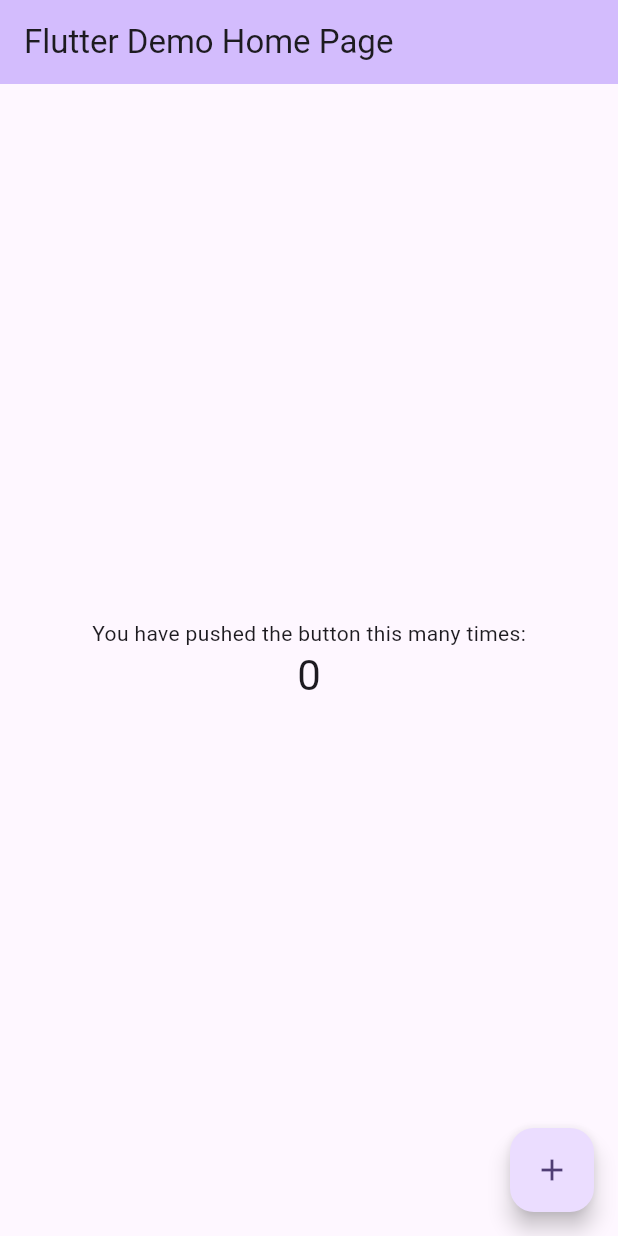
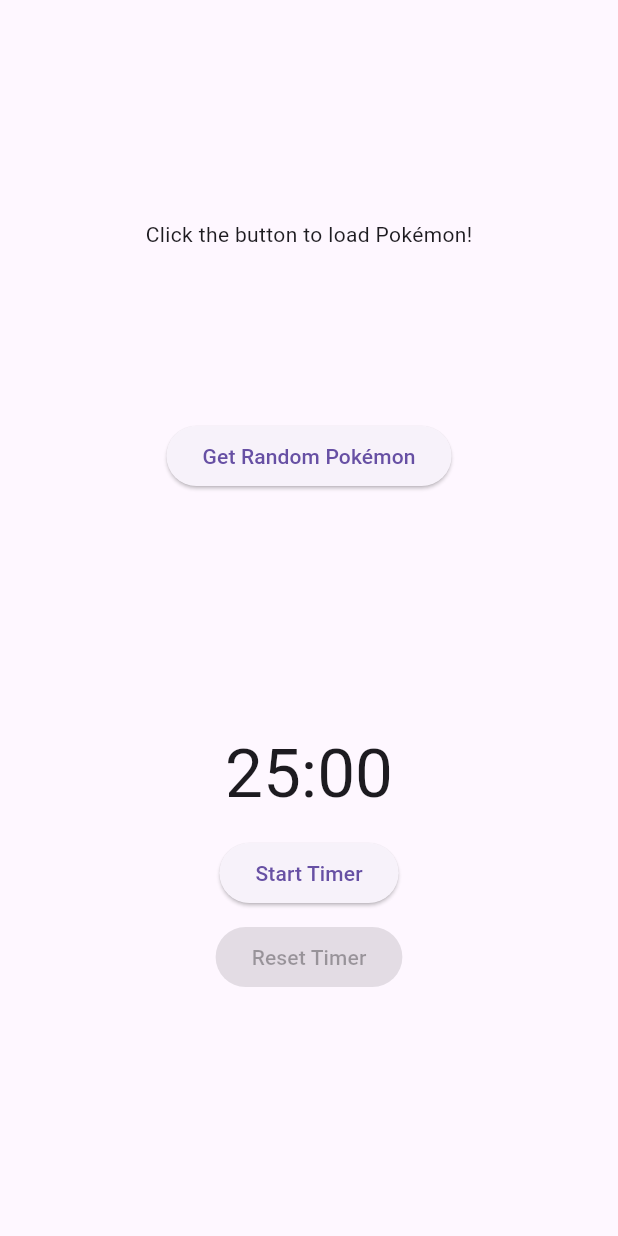
Before and after one commit to ZChronoss/zenmon, a Flutter app: the screen it shows after launch, on a phone screen of 412 x 824 dp. Run offline on Flutter 3.47's test engine with Material 3 defaults, Android fonts, the phone set to English and light mode, and no system bars.

Commit message:
feat: timer and request pokemon data

```diff
--- /dev/null
+++ b/lib/data/model/pokemon.dart
@@ -0,0 +1,11 @@
+class Pokemon {
+  final int id;
+  final String name;
+  final String? animatedSpriteUrl;
+
+  Pokemon({
+    required this.id,
+    required this.name,
+    this.animatedSpriteUrl,
+  });
+}
--- /dev/null
+++ b/lib/domain/pokemon/repository/pokemon_repository.dart
@@ -0,0 +1,5 @@
+import 'package:zenmon/data/model/pokemon.dart';
+
+abstract class PokemonRepository {
+  Future<Pokemon> getPokemon(int id);
+}
--- /dev/null
+++ b/lib/domain/pokemon/use_case/get_pokemon_use_case.dart
@@ -0,0 +1,12 @@
+import 'package:zenmon/data/model/pokemon.dart';
+import 'package:zenmon/domain/pokemon/repository/pokemon_repository.dart';
+
+class GetPokemonUseCase {
+  final PokemonRepository repository;
+
+  GetPokemonUseCase(this.repository);
+
+  Future<Pokemon> execute(int id) {
+    return repository.getPokemon(id);
+  }
+}
--- a/lib/main.dart
+++ b/lib/main.dart
@@ -1,7 +1,28 @@
 import 'package:flutter/material.dart';
+import 'package:provider/provider.dart';
+import 'package:zenmon/data/data_source/pokemon_remote_data_source.dart';
+import 'package:zenmon/data/repository_impl/pokemon_repository_impl.dart';
+import 'package:zenmon/domain/pokemon/use_case/get_pokemon_use_case.dart';
+import 'package:zenmon/presentation/pages/home/home_page.dart';
+import 'package:http/http.dart' as http;
+import 'package:zenmon/presentation/pages/home/home_view_model.dart';
 
 void main() {
-  runApp(const MyApp());
+  final client = http.Client();
+  final pokemonRemoteDataSource = PokemonRemoteDataSourceImpl(client);
+  final pokemonRepository = PokemonRepositoryImpl(pokemonRemoteDataSource);
+  final getPokemonUseCase = GetPokemonUseCase(pokemonRepository);
+
+  runApp(
+    MultiProvider(
+      providers: [
+        ChangeNotifierProvider(
+          create: (_) => HomeViewModel(getPokemonUseCase)
+        )
+      ],
+      child: const MyApp(),
+    )
+  );
 }
 
 class MyApp extends StatelessWidget {
@@ -13,40 +34,15 @@
     return MaterialApp(
       title: 'Flutter Demo',
       theme: ThemeData(
-        // This is the theme of your application.
-        //
-        // TRY THIS: Try running your application with "flutter run". You'll see
-        // the application has a purple toolbar. Then, without quitting the app,
-        // try changing the seedColor in the colorScheme below to Colors.green
-        // and then invoke "hot reload" (save your changes or press the "hot
-        // reload" button in a Flutter-supported IDE, or press "r" if you used
-        // the command line to start the app).
-        //
-        // Notice that the counter didn't reset back to zero; the application
-        // state is not lost during the reload. To reset the state, use hot
-        // restart instead.
-        //
-        // This works for code too, not just values: Most code changes can be
-        // tested with just a hot reload.
-        colorScheme: ColorScheme.fromSeed(seedColor: Colors.deepPurple),
+        primarySwatch: Colors.blue,
       ),
-      home: const MyHomePage(title: 'Flutter Demo Home Page'),
+      home: const HomePage(),
     );
   }
 }
 
 class MyHomePage extends StatefulWidget {
   const MyHomePage({super.key, required this.title});
-
-  // This widget is the home page of your application. It is stateful, meaning
-  // that it has a State object (defined below) that contains fields that affect
-  // how it looks.
-
-  // This class is the configuration for the state. It holds the values (in this
-  // case the title) provided by the parent (in this case the App widget) and
-  // used by the build method of the State. Fields in a Widget subclass are
-  // always marked "final".
-
   final String title;
 
   @override
@@ -58,50 +54,19 @@
 
   void _incrementCounter() {
     setState(() {
-      // This call to setState tells the Flutter framework that something has
-      // changed in this State, which causes it to rerun the build method below
-      // so that the display can reflect the updated values. If we changed
-      // _counter without calling setState(), then the build method would not be
-      // called again, and so nothing would appear to happen.
       _counter++;
     });
   }
 
   @override
   Widget build(BuildContext context) {
-    // This method is rerun every time setState is called, for instance as done
-    // by the _incrementCounter method above.
-    //
-    // The Flutter framework has been optimized to make rerunning build methods
-    // fast, so that you can just rebuild anything that needs updating rather
-    // than having to individually change instances of widgets.
     return Scaffold(
       appBar: AppBar(
-        // TRY THIS: Try changing the color here to a specific color (to
-        // Colors.amber, perhaps?) and trigger a hot reload to see the AppBar
-        // change color while the other colors stay the same.
         backgroundColor: Theme.of(context).colorScheme.inversePrimary,
-        // Here we take the value from the MyHomePage object that was created by
-        // the App.build method, and use it to set our appbar title.
         title: Text(widget.title),
       ),
       body: Center(
-        // Center is a layout widget. It takes a single child and positions it
-        // in the middle of the parent.
         child: Column(
-          // Column is also a layout widget. It takes a list of children and
-          // arranges them vertically. By default, it sizes itself to fit its
-          // children horizontally, and tries to be as tall as its parent.
-          //
-          // Column has various properties to control how it sizes itself and
-          // how it positions its children. Here we use mainAxisAlignment to
-          // center the children vertically; the main axis here is the vertical
-          // axis because Columns are vertical (the cross axis would be
-          // horizontal).
-          //
-          // TRY THIS: Invoke "debug painting" (choose the "Toggle Debug Paint"
-          // action in the IDE, or press "p" in the console), to see the
-          // wireframe for each widget.
           mainAxisAlignment: MainAxisAlignment.center,
           children: <Widget>[
             const Text('You have pushed the button this many times:'),
--- /dev/null
+++ b/lib/presentation/pages/home/home_page.dart
@@ -0,0 +1,67 @@
+import 'dart:math';
+import 'package:flutter/material.dart';
+import 'package:provider/provider.dart';
+import 'package:zenmon/presentation/pages/home/home_view_model.dart';
+import 'package:zenmon/presentation/widgets/focus_timer.dart';
+
+class HomePage extends StatelessWidget {
+  const HomePage({super.key});
+
+  @override
+  Widget build(BuildContext context) {
+    final viewModel = context.watch<HomeViewModel>();
+
+    return Scaffold(
+      appBar: AppBar(),
+      body: Center(
+        child: Column(
+          mainAxisAlignment: MainAxisAlignment.center,
+          children: [
+            SizedBox(
+              height: 200,
+              child: Center(
+                child: (viewModel.isLoading)
+                    ? const CircularProgressIndicator()
+                    : (viewModel.errorMessage != null)
+                        ? Text(
+                            "Error: ${viewModel.errorMessage!}",
+                            style: const TextStyle(color: Colors.red),
+                          )
+                        : (viewModel.pokemon != null)
+                            ? Column(
+                                mainAxisAlignment: MainAxisAlignment.center,
+                                children: [
+                                  Text(
+                                    viewModel.pokemon!.name,
+                                    style: Theme.of(context).textTheme.headlineMedium,
+                                  ),
+                                  Image.network(
+                                    viewModel.pokemon!.animatedSpriteUrl!,
+                                    height: 150,
+                                  ),
+                                ],
+                              )
+                            : const Text("Click the button to load Pokémon!"),
+              ),
+            ),
+            const SizedBox(height: 24),
+            ElevatedButton(
+              onPressed: () {
+                viewModel.loadPokemon(Random().nextInt(649) + 1);
+              },
+              child: const Text("Get Random Pokémon"),
+            ),
+            const Spacer(),
+            FocusTimer(
+              duration: const Duration(minutes: 25),
+              onFinished: () {
+
+              },
+            ),
+            const Spacer(),
+          ],
+        ),
+      ),
+    );
+  }
+}
--- /dev/null
+++ b/lib/presentation/pages/home/home_view_model.dart
@@ -0,0 +1,42 @@
+import 'package:flutter/material.dart';
+import 'package:zenmon/data/model/pokemon.dart';
+import 'package:zenmon/domain/pokemon/use_case/get_pokemon_use_case.dart';
+
+class HomeViewModel extends ChangeNotifier {
+  final GetPokemonUseCase getPokemonUseCase;
+
+  HomeViewModel(this.getPokemonUseCase);
+
+  bool isLoading = false;
+  String? errorMessage;
+  Pokemon? pokemon;
+
+  Future<void> loadPokemon(int id) async {
+    setLoading(true);
+    pokemon = null;
+    notifyListeners();
+
+    while(true) {
+      try {
+        final result = await getPokemonUseCase.execute(id);
+        if(result.animatedSpriteUrl!.isNotEmpty) {
+          pokemon = result;
+          break;
+        }
+      } catch(e) {
+        errorMessage = "Failed to fetch Pokemon: $e";
+      }
+    }
+
+    setLoading(false);
+    notifyListeners();
+  }
+
+  void setLoading(bool loading) {
+    isLoading = loading;
+
+    if(isLoading) {
+      errorMessage = null;
+    }
+  }
+}
--- /dev/null
+++ b/lib/presentation/widgets/focus_timer.dart
@@ -0,0 +1,181 @@
+import 'dart:async';
+import 'package:flutter/material.dart';
+import 'package:flutter/cupertino.dart';
+import 'package:zenmon/presentation/widgets/timer_minute_picker.dart';
+
+class FocusTimer extends StatefulWidget {
+  final Duration duration;
+  final VoidCallback? onFinished;
+
+  const FocusTimer({
+    super.key,
+    required this.duration,
+    this.onFinished
+  });
+
+  @override
+  State<StatefulWidget> createState() => _FocusTimerState();
+}
+
+class _FocusTimerState extends State<FocusTimer> {
+  late Duration _remaining;
+  Timer? _timer;
+  bool _isRunning = false;
+
+  @override
+  void initState() {
+    super.initState();
+    _remaining = widget.duration;
+  }
+
+  // This method is called whenever the widget's configuration changes.
+  // We use it to update _remaining if the parent widget passes a new duration.
+  @override
+  void didUpdateWidget(covariant FocusTimer oldWidget) {
+    super.didUpdateWidget(oldWidget);
+    if (widget.duration != oldWidget.duration && !_isRunning) {
+      // Only update _remaining if the timer is not running
+      // and the duration from the parent has changed.
+      _remaining = widget.duration;
+    }
+  }
+
+  void _startTimer() {
+    if (_isRunning) return;
+
+    _isRunning = true;
+    _timer = Timer.periodic(const Duration(seconds: 1), (timer) {
+      if(_remaining.inSeconds <= 1) {
+        timer.cancel();
+        _isRunning = false;
+        widget.onFinished?.call();
+        // Ensure the UI updates to show 00:00 when finished
+        setState(() {
+          _remaining = Duration.zero;
+        });
+        return; // Exit after cancelling to prevent negative duration
+      }
+
+      setState(() {
+        _remaining -= const Duration(seconds: 1);
+      });
+    });
+  }
+
+  void _resetTimer() {
+    _timer?.cancel();
+
+    setState(() {
+      _remaining = widget.duration;
+      _isRunning = false;
+    });
+  }
+
+  @override
+  void dispose() {
+    _timer?.cancel();
+    super.dispose();
+  }
+
+  @override
+  Widget build(BuildContext context) {
+    final minutes = _remaining.inMinutes.remainder(60).toString().padLeft(2, '0');
+    final seconds = _remaining.inSeconds.remainder(60).toString().padLeft(2, '0');
+
+    return Column(
+      mainAxisSize: MainAxisSize.min,
+      children: [
+        GestureDetector(
+          onTap: () {
+            // Only allow changing time if timer is not running
+            if (!_isRunning) {
+              showModalBottomSheet(
+                context: context,
+                builder: (context) {
+                  return TimerMinutePicker(
+                    selectedMinute: _remaining.inMinutes, // Use _remaining.inMinutes for current selection
+                    onMinuteChange: (minute) {
+                      setState(() {
+                        _remaining = Duration(minutes: minute);
+                      });
+                    }
+                  );
+                },
+              );
+            } else {
+              // Optionally show a message that timer cannot be changed while running
+              ScaffoldMessenger.of(context).showSnackBar(
+                const SnackBar(content: Text("Cannot change timer while it's running. Reset first.")),
+              );
+            }
+          },
+          child: Text(
+            '$minutes:$seconds',
+            style: Theme.of(context).textTheme.displayMedium,
+          ),
+        ),
+        const SizedBox(height: 16),
+        ElevatedButton(
+          onPressed: _isRunning ? null : _startTimer,
+          child: const Text("Start Timer") // Use const for Text widget
+        ),
+        const SizedBox(height: 8), // Added a small SizedBox for spacing between buttons
+        ElevatedButton(
+          onPressed: !_isRunning ? null : () {
+            // Determine the platform and show the appropriate alert dialog
+            if (Theme.of(context).platform == TargetPlatform.iOS) {
+              showCupertinoDialog(
+                context: context,
+                builder: (BuildContext context) {
+                  return CupertinoAlertDialog(
+                    title: const Text("Are you sure?"),
+                    content: const Text("Do you really want to reset the timer?"),
+                    actions: [
+                      CupertinoDialogAction(
+                        onPressed: () => Navigator.of(context).pop(),
+                        child: const Text("Cancel"),
+                      ),
+                      CupertinoDialogAction(
+                        isDestructiveAction: true, // Makes the text red for destructive actions
+                        onPressed: () {
+                          Navigator.of(context).pop();
+                          _resetTimer();
+                        },
+                        child: const Text("Reset"), // Changed to "Reset" for brevity
+                      )
+                    ],
+                  );
+                },
+              );
+            } else {
+              // Default Android AlertDialog
+              showDialog(
+                context: context,
+                builder: (BuildContext context) {
+                  return AlertDialog(
+                    title: const Text("Are you sure?"),
+                    content: const Text("Do you really want to reset the timer?"),
+                    actions: [
+                      TextButton(
+                        onPressed: () => Navigator.of(context).pop(),
+                        child: const Text("Cancel")
+                      ),
+                      TextButton(
+                        onPressed: () {
+                          Navigator.of(context).pop();
+                          _resetTimer();
+                        },
+                        child: const Text("Yes")
+                      )
+                    ],
+                  );
+                },
+              );
+            }
+          },
+          child: const Text("Reset Timer")
+        )
+      ],
+    );
+  }
+}
--- a/pubspec.yaml
+++ b/pubspec.yaml
@@ -34,6 +34,8 @@
   # The following adds the Cupertino Icons font to your application.
   # Use with the CupertinoIcons class for iOS style icons.
   cupertino_icons: ^1.0.8
+  http: ^1.4.0
+  provider: ^6.1.5
 
 dev_dependencies:
   flutter_test:
```
Also changed, not shown: lib/data/data_source/pokemon_remote_data_source.dart (added, +39 -0 lines), lib/data/repository_impl/pokemon_repository_impl.dart (added, +14 -0 lines), lib/presentation/widgets/timer_minute_picker.dart (added, +34 -0 lines), lib/home_page.dart (deleted), pubspec.lock, 5 other files.
